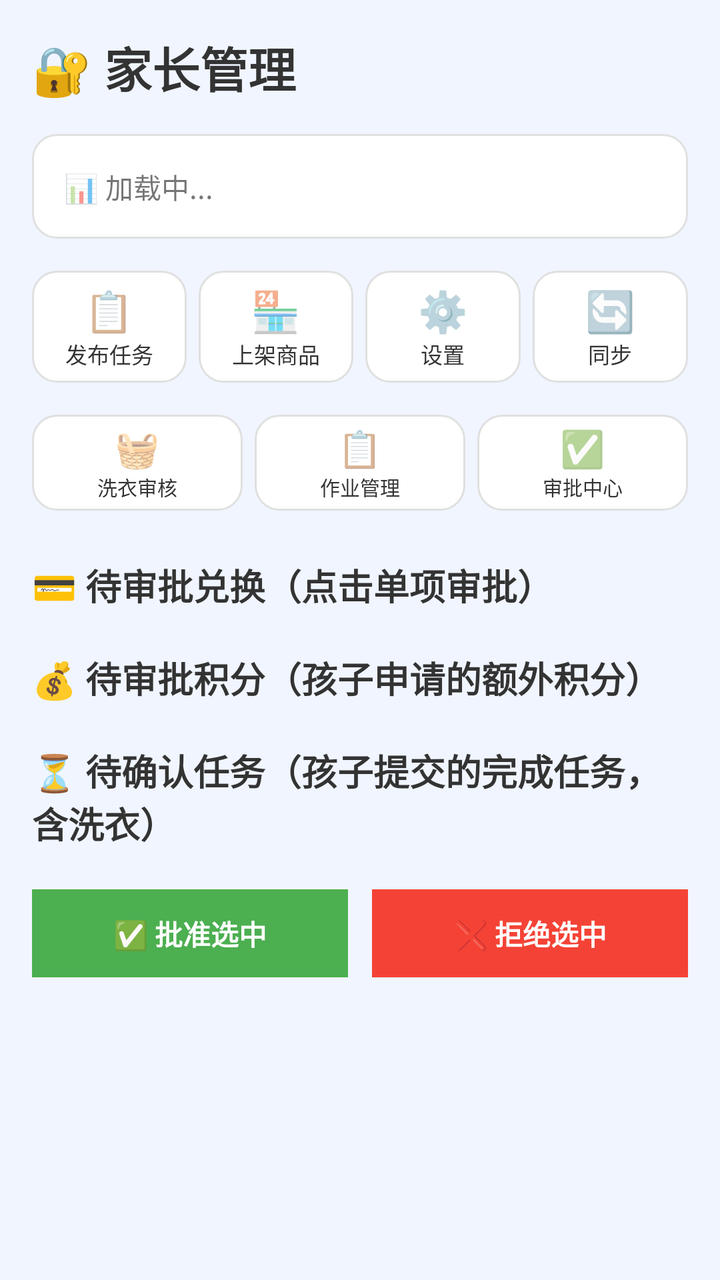
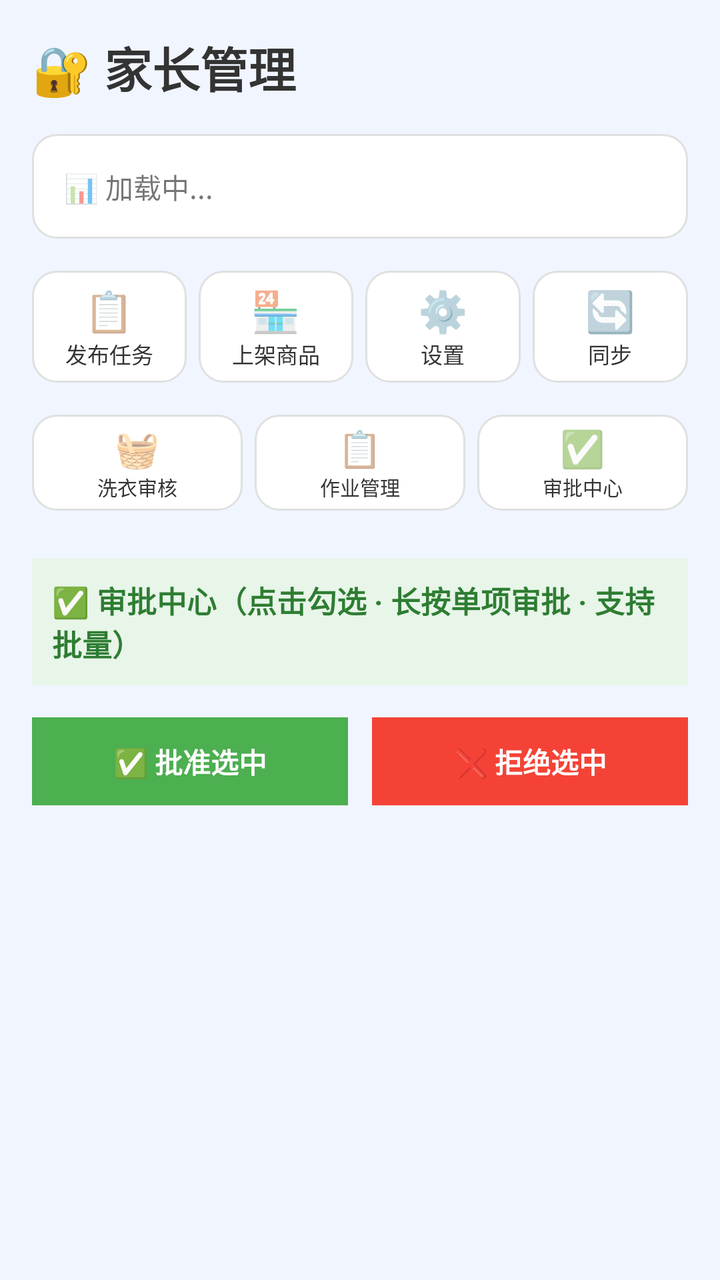

The first picture is an Android layout as it rendered before a commit; the second is the same layout after the commit. The layout source and the unified diff follow.
<!-- AndroidManifest.xml: activity theme Theme.HabitTracker.Parent -->
<!-- res/layout/activity_parent.xml -->
<?xml version="1.0" encoding="utf-8"?>
<androidx.core.widget.NestedScrollView xmlns:android="http://schemas.android.com/apk/res/android"
    android:layout_width="match_parent"
    android:layout_height="match_parent"
    android:background="@color/background_parent">

    <LinearLayout
        android:layout_width="match_parent"
        android:layout_height="wrap_content"
        android:orientation="vertical"
        android:padding="16dp">

    <TextView
        android:layout_width="wrap_content"
        android:layout_height="wrap_content"
        android:text="🔐 家长管理"
        android:textSize="24sp"
        android:textColor="@color/text_primary"
        android:textStyle="bold"
        android:layout_marginBottom="16dp" />

    
    <TextView
        android:id="@+id/tv_parent_stats"
        android:layout_width="match_parent"
        android:layout_height="wrap_content"
        android:padding="16dp"
        android:background="@drawable/card_background"
        android:text="📊 加载中..."
        android:textSize="14sp"
        android:lineSpacingExtra="4dp"
        android:layout_marginBottom="16dp" />

    
    <LinearLayout
        android:layout_width="match_parent"
        android:layout_height="wrap_content"
        android:orientation="horizontal"
        android:gravity="center"
        android:layout_marginBottom="16dp">

        <LinearLayout
            android:id="@+id/btn_add_task"
            android:layout_width="0dp"
            android:layout_height="56dp"
            android:layout_weight="1"
            android:layout_marginEnd="6dp"
            android:gravity="center"
            android:orientation="vertical"
            android:background="@drawable/card_background"
            android:clickable="true"
            android:focusable="true"
            android:foreground="?attr/selectableItemBackground">

            <TextView
                android:layout_width="wrap_content"
                android:layout_height="wrap_content"
                android:text="📋"
                android:textSize="20sp" />

            <TextView
                android:layout_width="wrap_content"
                android:layout_height="wrap_content"
                android:text="发布任务"
                android:textSize="11sp"
                android:textColor="@color/text_primary" />
        </LinearLayout>

        <LinearLayout
            android:id="@+id/btn_add_shop_item"
            android:layout_width="0dp"
            android:layout_height="56dp"
            android:layout_weight="1"
            android:layout_marginEnd="6dp"
            android:gravity="center"
            android:orientation="vertical"
            android:background="@drawable/card_background"
            android:clickable="true"
            android:focusable="true"
            android:foreground="?attr/selectableItemBackground">

            <TextView
                android:layout_width="wrap_content"
                android:layout_height="wrap_content"
                android:text="🏪"
                android:textSize="20sp" />

            <TextView
                android:layout_width="wrap_content"
                android:layout_height="wrap_content"
                android:text="上架商品"
                android:textSize="11sp"
                android:textColor="@color/text_primary" />
        </LinearLayout>

        <LinearLayout
            android:id="@+id/btn_settings"
            android:layout_width="0dp"
            android:layout_height="56dp"
            android:layout_weight="1"
            android:layout_marginEnd="6dp"
            android:gravity="center"
            android:orientation="vertical"
            android:background="@drawable/card_background"
            android:clickable="true"
            android:focusable="true"
            android:foreground="?attr/selectableItemBackground">

            <TextView
                android:layout_width="wrap_content"
                android:layout_height="wrap_content"
                android:text="⚙️"
                android:textSize="20sp" />

            <TextView
                android:layout_width="wrap_content"
                android:layout_height="wrap_content"
                android:text="设置"
                android:textSize="11sp"
                android:textColor="@color/text_primary" />
        </LinearLayout>

        <LinearLayout
            android:id="@+id/btn_sync"
            android:layout_width="0dp"
            android:layout_height="56dp"
            android:layout_weight="1"
            android:gravity="center"
            android:orientation="vertical"
            android:background="@drawable/card_background"
            android:clickable="true"
            android:focusable="true"
            android:foreground="?attr/selectableItemBackground">

            <TextView
                android:layout_width="wrap_content"
                android:layout_height="wrap_content"
                android:text="🔄"
                android:textSize="20sp" />

            <TextView
                android:layout_width="wrap_content"
                android:layout_height="wrap_content"
                android:text="同步"
                android:textSize="11sp"
                android:textColor="@color/text_primary" />
        </LinearLayout>
    </LinearLayout>

    
    <LinearLayout
        android:layout_width="match_parent"
        android:layout_height="wrap_content"
        android:orientation="horizontal"
        android:gravity="center"
        android:layout_marginBottom="16dp">
        <LinearLayout
            android:id="@+id/btn_laundry_review"
            android:layout_width="0dp"
            android:layout_height="48dp"
            android:layout_weight="1"
            android:layout_marginEnd="6dp"
            android:gravity="center"
            android:orientation="vertical"
            android:background="@drawable/card_background"
            android:clickable="true"
            android:focusable="true"
            android:foreground="?attr/selectableItemBackground">
            <TextView
                android:layout_width="wrap_content"
                android:layout_height="wrap_content"
                android:text="🧺" android:textSize="18sp" />
            <TextView
                android:layout_width="wrap_content"
                android:layout_height="wrap_content"
                android:text="洗衣审核" android:textSize="10sp"
                android:textColor="@color/text_primary" />
        </LinearLayout>
        <LinearLayout
            android:id="@+id/btn_gate_manage"
            android:layout_width="0dp"
            android:layout_height="48dp"
            android:layout_weight="1"
            android:layout_marginEnd="6dp"
            android:gravity="center"
            android:orientation="vertical"
            android:background="@drawable/card_background"
            android:clickable="true"
            android:focusable="true"
            android:foreground="?attr/selectableItemBackground">
            <TextView
                android:layout_width="wrap_content"
                android:layout_height="wrap_content"
                android:text="📋" android:textSize="18sp" />
            <TextView
                android:layout_width="wrap_content"
                android:layout_height="wrap_content"
                android:text="作业管理" android:textSize="10sp"
                android:textColor="@color/text_primary" />
        </LinearLayout>
        <LinearLayout
            android:id="@+id/btn_approval_center"
            android:layout_width="0dp"
            android:layout_height="48dp"
            android:layout_weight="1"
            android:gravity="center"
            android:orientation="vertical"
            android:background="@drawable/card_background"
            android:clickable="true"
            android:focusable="true"
            android:foreground="?attr/selectableItemBackground">
            <TextView
                android:layout_width="wrap_content"
                android:layout_height="wrap_content"
                android:text="✅" android:textSize="18sp" />
            <TextView
                android:layout_width="wrap_content"
                android:layout_height="wrap_content"
                android:text="审批中心" android:textSize="10sp"
                android:textColor="@color/text_primary" />
        </LinearLayout>
    </LinearLayout>

        <TextView
        android:layout_width="wrap_content"
        android:layout_height="wrap_content"
        android:id="@+id/tv_approval_title"
        android:text="💳 待审批兑换（点击单项审批）"
        android:textSize="18sp"
        android:textColor="@color/text_primary"
        android:textStyle="bold"
        android:layout_marginTop="8dp"
        android:layout_marginBottom="8dp" />

    <androidx.recyclerview.widget.RecyclerView
        android:id="@+id/rv_pending_approvals"
        android:layout_width="match_parent"
        android:layout_height="wrap_content"
        android:nestedScrollingEnabled="false" />

    <TextView
        android:layout_width="wrap_content"
        android:layout_height="wrap_content"
        android:id="@+id/tv_earning_title"
        android:text="💰 待审批积分（孩子申请的额外积分）"
        android:textSize="18sp"
        android:textColor="@color/text_primary"
        android:textStyle="bold"
        android:layout_marginTop="12dp"
        android:layout_marginBottom="8dp" />
    <androidx.recyclerview.widget.RecyclerView
        android:id="@+id/rv_pending_earnings"
        android:layout_width="match_parent"
        android:layout_height="wrap_content"
        android:nestedScrollingEnabled="false" />

    <TextView
        android:layout_width="wrap_content"
        android:layout_height="wrap_content"
        android:id="@+id/tv_task_title"
        android:text="⏳ 待确认任务（孩子提交的完成任务，含洗衣）"
        android:textSize="18sp"
        android:textColor="@color/text_primary"
        android:textStyle="bold"
        android:layout_marginTop="12dp"
        android:layout_marginBottom="8dp" />

    <androidx.recyclerview.widget.RecyclerView
        android:id="@+id/rv_pending_tasks"
        android:layout_width="match_parent"
        android:layout_height="wrap_content"
        android:nestedScrollingEnabled="false" />

        <LinearLayout
        android:layout_width="match_parent"
        android:layout_height="wrap_content"
        android:layout_marginTop="12dp"
        android:orientation="horizontal"
        android:gravity="center">
        <TextView
            android:layout_width="0dp"
            android:layout_height="44dp"
            android:layout_weight="1"
            android:layout_marginEnd="6dp"
            android:gravity="center"
            android:background="#4CAF50"
            android:text="✅ 批准选中"
            android:textColor="#FFFFFF"
            android:textSize="14sp"
            android:textStyle="bold"
            android:id="@+id/btn_approve_selected"
            android:clickable="true"
            android:focusable="true"/>
        <TextView
            android:layout_width="0dp"
            android:layout_height="44dp"
            android:layout_weight="1"
            android:layout_marginStart="6dp"
            android:gravity="center"
            android:background="#F44336"
            android:text="❌ 拒绝选中"
            android:textColor="#FFFFFF"
            android:textSize="14sp"
            android:textStyle="bold"
            android:id="@+id/btn_reject_selected"
            android:clickable="true"
            android:focusable="true"/>
    </LinearLayout></LinearLayout>

</androidx.core.widget.NestedScrollView>
<!-- resources referenced by this layout -->
<resources>
  <color name="background_parent">#F0F5FF</color>
  <color name="text_primary">#333333</color>
  <!-- drawable card_background (drawable) -->
  <?xml version="1.0" encoding="utf-8"?>
  <shape xmlns:android="http://schemas.android.com/apk/res/android"
      android:shape="rectangle">
      <solid android:color="@color/white" />
      <corners android:radius="12dp" />
      <stroke android:width="1dp" android:color="#E0E0E0" />
  </shape>
  <style name="Theme.HabitTracker.Parent" parent="Theme.HabitTracker">
          <item name="colorPrimary">@color/parent_blue</item>
          <item name="android:statusBarColor">@color/background_parent</item>
      </style>
  <color name="white">#FFFFFF</color>
  <style name="Theme.HabitTracker" parent="Theme.MaterialComponents.Light.NoActionBar">
          <item name="colorPrimary">@color/child_pink</item>
          <item name="colorPrimaryVariant">@color/child_pink_light</item>
          <item name="colorOnPrimary">@color/white</item>
          <item name="colorSecondary">@color/child_green</item>
          <item name="android:statusBarColor">@color/child_pink_light</item>
      </style>
  <color name="parent_blue">#2196F3</color>
  <color name="child_pink">#FF6B9D</color>
  <color name="child_pink_light">#FFF0F5</color>
  <color name="child_green">#4CAF50</color>
</resources>

<!-- the commit's change to res/layout/activity_parent.xml (unified diff, before → after) -->
@@ -221,52 +221,21 @@
         </LinearLayout>
     </LinearLayout>
 
-        <TextView
-        android:layout_width="wrap_content"
-        android:layout_height="wrap_content"
-        android:id="@+id/tv_approval_title"
-        android:text="💳 待审批兑换（点击单项审批）"
-        android:textSize="18sp"
-        android:textColor="@color/text_primary"
+            
+    <TextView
+        android:id="@+id/tv_hub_title"
+        android:layout_width="match_parent"
+        android:layout_height="wrap_content"
+        android:padding="10dp"
+        android:layout_marginTop="8dp"
+        android:layout_marginBottom="4dp"
+        android:background="#E8F5E9"
+        android:text="✅ 审批中心（点击勾选 · 长按单项审批 · 支持批量）"
+        android:textSize="15sp"
         android:textStyle="bold"
-        android:layout_marginTop="8dp"
-        android:layout_marginBottom="8dp" />
-
+        android:textColor="#2E7D32" />
     <androidx.recyclerview.widget.RecyclerView
-        android:id="@+id/rv_pending_approvals"
-        android:layout_width="match_parent"
-        android:layout_height="wrap_content"
-        android:nestedScrollingEnabled="false" />
-
-    <TextView
-        android:layout_width="wrap_content"
-        android:layout_height="wrap_content"
-        android:id="@+id/tv_earning_title"
-        android:text="💰 待审批积分（孩子申请的额外积分）"
-        android:textSize="18sp"
-        android:textColor="@color/text_primary"
-        android:textStyle="bold"
-        android:layout_marginTop="12dp"
-        android:layout_marginBottom="8dp" />
-    <androidx.recyclerview.widget.RecyclerView
-        android:id="@+id/rv_pending_earnings"
-        android:layout_width="match_parent"
-        android:layout_height="wrap_content"
-        android:nestedScrollingEnabled="false" />
-
-    <TextView
-        android:layout_width="wrap_content"
-        android:layout_height="wrap_content"
-        android:id="@+id/tv_task_title"
-        android:text="⏳ 待确认任务（孩子提交的完成任务，含洗衣）"
-        android:textSize="18sp"
-        android:textColor="@color/text_primary"
-        android:textStyle="bold"
-        android:layout_marginTop="12dp"
-        android:layout_marginBottom="8dp" />
-
-    <androidx.recyclerview.widget.RecyclerView
-        android:id="@+id/rv_pending_tasks"
+        android:id="@+id/rv_approval_hub"
         android:layout_width="match_parent"
         android:layout_height="wrap_content"
         android:nestedScrollingEnabled="false" />
